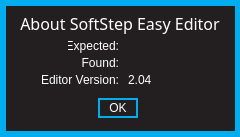
First picture: the form in standalone/ezpz/forms/aboutformWin.ui, repository Muse-Kinetics/softstep_editor, before the edit.
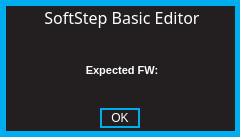
Second picture: the form after the edit.

Diff of the .ui file:
```diff
--- a/standalone/ezpz/forms/aboutformWin.ui
+++ b/standalone/ezpz/forms/aboutformWin.ui
@@ -101,13 +101,14 @@
    <property name="frameShadow">
     <enum>QFrame::Raised</enum>
    </property>
+  </widget>
    <widget class="QFrame" name="warningSubFrame">
     <property name="geometry">
      <rect>
-      <x>8</x>
-      <y>8</y>
+     <x>10</x>
+     <y>0</y>
       <width>224</width>
-      <height>121</height>
+     <height>140</height>
      </rect>
     </property>
     <property name="focusPolicy">
@@ -121,12 +122,10 @@
 	border-top-left-radius:4.0;
 	border-top-right-radius:4.0;
 	border:none;
+
+
 }
-
-QLabel
-{
-	font: 8pt &quot;Corbel&quot;;
-}</string>
+</string>
     </property>
     <property name="frameShape">
      <enum>QFrame::StyledPanel</enum>
@@ -138,7 +137,7 @@
      <property name="geometry">
       <rect>
        <x>90</x>
-       <y>90</y>
+      <y>108</y>
        <width>40</width>
        <height>20</height>
       </rect>
@@ -147,70 +146,47 @@
       <enum>Qt::NoFocus</enum>
      </property>
      <property name="styleSheet">
-      <string notr="true">font: 9pt &quot;Futura-Normal&quot;;</string>
+     <string notr="true"/>
      </property>
      <property name="text">
       <string>OK</string>
      </property>
     </widget>
-    <widget class="QLabel" name="label">
+   <widget class="QLabel" name="fwInfo">
      <property name="geometry">
       <rect>
-       <x>60</x>
-       <y>30</y>
-       <width>51</width>
-       <height>16</height>
+      <x>0</x>
+      <y>40</y>
+      <width>224</width>
+      <height>61</height>
       </rect>
      </property>
      <property name="focusPolicy">
       <enum>Qt::NoFocus</enum>
      </property>
      <property name="styleSheet">
-      <string notr="true"/>
+     <string notr="true">font: bold 8pt;</string>
      </property>
      <property name="text">
-      <string>Expected:</string>
+     <string>Expected FW:</string>
      </property>
      <property name="alignment">
-      <set>Qt::AlignRight|Qt::AlignTrailing|Qt::AlignVCenter</set>
-     </property>
-    </widget>
-    <widget class="QLabel" name="label_2">
+     <set>Qt::AlignCenter</set>
+    </property>
+   </widget>
+   <widget class="QLabel" name="aboutTitle">
      <property name="geometry">
       <rect>
-       <x>60</x>
-       <y>47</y>
-       <width>51</width>
-       <height>16</height>
-      </rect>
-     </property>
-     <property name="focusPolicy">
-      <enum>Qt::NoFocus</enum>
-     </property>
-     <property name="styleSheet">
-      <string notr="true"/>
-     </property>
-     <property name="text">
-      <string>Found:</string>
-     </property>
-     <property name="alignment">
-      <set>Qt::AlignRight|Qt::AlignTrailing|Qt::AlignVCenter</set>
-     </property>
-    </widget>
-    <widget class="QLabel" name="label_3">
-     <property name="geometry">
-      <rect>
        <x>0</x>
-       <y>0</y>
+      <y>2</y>
        <width>224</width>
        <height>31</height>
       </rect>
      </property>
      <property name="font">
       <font>
-       <family>Corbel</family>
+      <family>Futura</family>
        <pointsize>12</pointsize>
-       <weight>50</weight>
        <italic>false</italic>
        <bold>false</bold>
       </font>
@@ -219,104 +195,15 @@
       <enum>Qt::NoFocus</enum>
      </property>
      <property name="styleSheet">
-      <string notr="true">font:12pt &quot;Corbel&quot;;
+     <string notr="true">font:12pt &quot;Futura&quot;;
 </string>
      </property>
      <property name="text">
-      <string>About SoftStep Easy Editor</string>
+     <string>SoftStep Basic Editor</string>
      </property>
      <property name="alignment">
       <set>Qt::AlignCenter</set>
      </property>
-    </widget>
-    <widget class="QLabel" name="expected">
-     <property name="geometry">
-      <rect>
-       <x>120</x>
-       <y>30</y>
-       <width>111</width>
-       <height>16</height>
-      </rect>
-     </property>
-     <property name="focusPolicy">
-      <enum>Qt::NoFocus</enum>
-     </property>
-     <property name="styleSheet">
-      <string notr="true">font: 8pt;</string>
-     </property>
-     <property name="text">
-      <string/>
-     </property>
-     <property name="alignment">
-      <set>Qt::AlignLeading|Qt::AlignLeft|Qt::AlignVCenter</set>
-     </property>
-    </widget>
-    <widget class="QLabel" name="found">
-     <property name="geometry">
-      <rect>
-       <x>120</x>
-       <y>47</y>
-       <width>111</width>
-       <height>16</height>
-      </rect>
-     </property>
-     <property name="focusPolicy">
-      <enum>Qt::NoFocus</enum>
-     </property>
-     <property name="styleSheet">
-      <string notr="true">font: 8pt;</string>
-     </property>
-     <property name="text">
-      <string/>
-     </property>
-     <property name="alignment">
-      <set>Qt::AlignLeading|Qt::AlignLeft|Qt::AlignVCenter</set>
-     </property>
-    </widget>
-    <widget class="QLabel" name="label_4">
-     <property name="geometry">
-      <rect>
-       <x>30</x>
-       <y>62</y>
-       <width>81</width>
-       <height>20</height>
-      </rect>
-     </property>
-     <property name="focusPolicy">
-      <enum>Qt::NoFocus</enum>
-     </property>
-     <property name="styleSheet">
-      <string notr="true"/>
-     </property>
-     <property name="text">
-      <string>Editor Version:</string>
-     </property>
-     <property name="alignment">
-      <set>Qt::AlignRight|Qt::AlignTrailing|Qt::AlignVCenter</set>
-     </property>
-    </widget>
-    <widget class="QLabel" name="label_5">
-     <property name="geometry">
-      <rect>
-       <x>120</x>
-       <y>62</y>
-       <width>81</width>
-       <height>20</height>
-      </rect>
-     </property>
-     <property name="focusPolicy">
-      <enum>Qt::NoFocus</enum>
-     </property>
-     <property name="styleSheet">
-      <string notr="true"/>
-     </property>
-     <property name="text">
-      <string>2.04</string>
-     </property>
-     <property name="alignment">
-      <set>Qt::AlignLeading|Qt::AlignLeft|Qt::AlignVCenter</set>
-     </property>
-    </widget>
    </widget>
   </widget>
  </widget>
```
Lines whose indentation alone changed are shown as unchanged.
